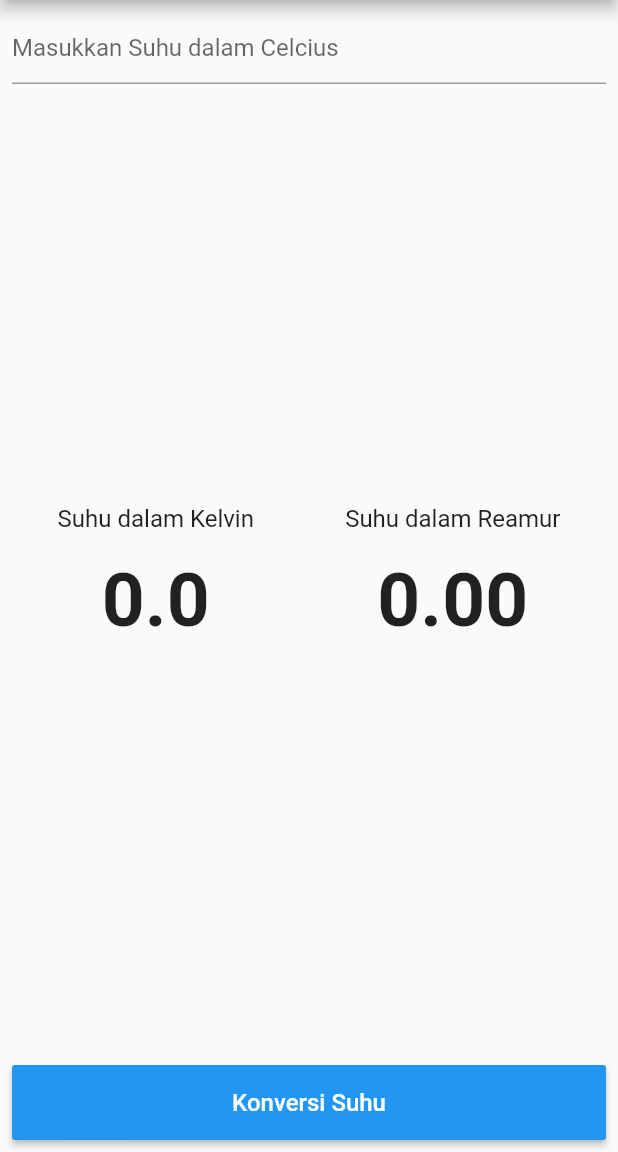
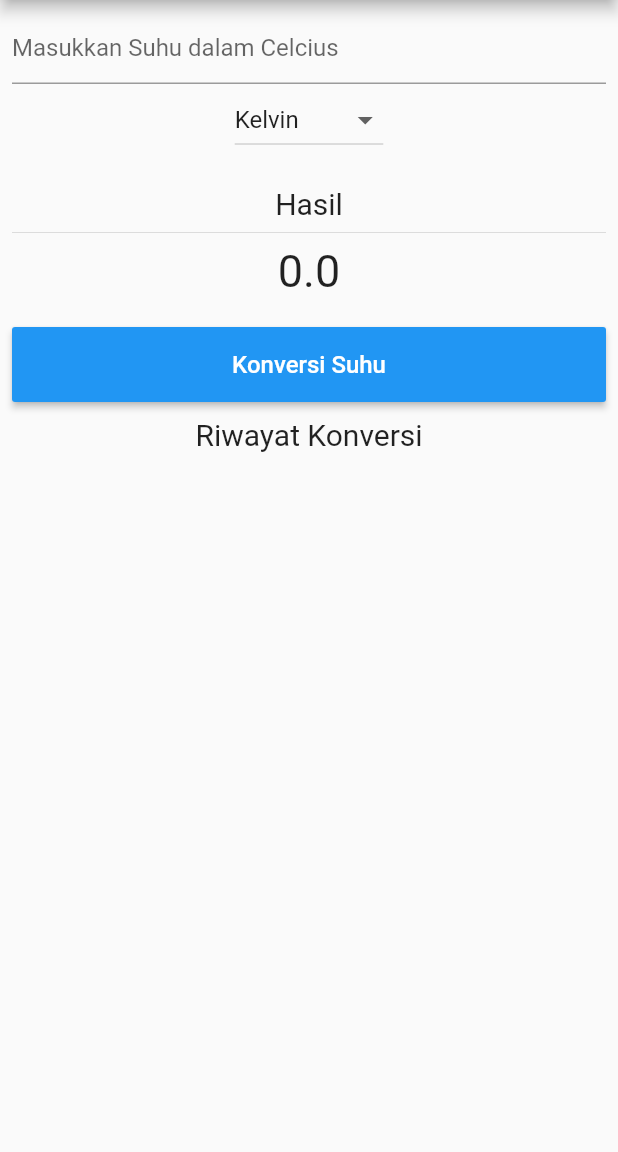
Before and after one commit to salsasabielar/konverter_suhu, a Flutter app: the screen it shows after launch, on a phone screen of 412 x 824 dp, the part 84-1236 px from its top. Run offline on Flutter 3.47's test engine with Material 2 defaults, Android fonts, the phone set to English and light mode, and no system bars.

Commit message:
praktikum jobsheet 4

```diff
--- a/lib/Convert.dart
+++ b/lib/Convert.dart
@@ -3,7 +3,9 @@ import 'package:flutter/services.dart';
 
 class Convert extends StatelessWidget {
   final Function konvertHandler;
+
   Convert({Key key, @required this.konvertHandler});
+
   @override
   Widget build(BuildContext context) {
     return Container(
--- a/lib/Result.dart
+++ b/lib/Result.dart
@@ -4,48 +4,27 @@ import 'package:flutter/services.dart';
 class Result extends StatelessWidget {
   const Result({
     Key key,
-    @required double kelvin,
-    @required double reamur,
-  })  : _kelvin = kelvin,
-        _reamur = reamur,
-        super(key: key);
-
-  final double _kelvin;
-  final double _reamur;
-
+    @required this.result,
+  }) : super(key: key);
+  final double result;
   @override
   Widget build(BuildContext context) {
-    return Row(
-      mainAxisAlignment: MainAxisAlignment.spaceAround,
-      crossAxisAlignment: CrossAxisAlignment.center,
-      children: <Widget>[
-        Column(
-          children: <Widget>[
+    return Container(
+      margin: EdgeInsets.only(top: 20, bottom: 20),
+      child: Column(
+        mainAxisAlignment: MainAxisAlignment.center,
+        children: [
           Text(
-              "Suhu dalam Kelvin",
-              style: TextStyle(fontSize: 16),
+            "Hasil",
+            style: TextStyle(fontSize: 20),
           ),
           Divider(),
           Text(
-              '$_kelvin',
-              style: TextStyle(fontSize: 50, fontWeight: FontWeight.bold),
-            ),
+            result.toStringAsFixed(1),
+            style: TextStyle(fontSize: 30),
+          )
         ],
       ),
-        Column(
-          children: <Widget>[
-            Text(
-              "Suhu dalam Reamur",
-              style: TextStyle(fontSize: 16),
-            ),
-            Divider(), //jarak antar text
-            Text(
-              _reamur.toStringAsFixed(2),
-              style: TextStyle(fontSize: 50, fontWeight: FontWeight.bold),
-            ),
-          ],
-        ),
-      ],
     );
   }
 }
--- /dev/null
+++ b/lib/Riwayat.dart
@@ -0,0 +1,24 @@
+import 'package:flutter/material.dart';
+import 'package:flutter/services.dart';
+
+class Riwayat extends StatelessWidget {
+  const Riwayat({
+    Key key,
+    @required this.listViewItem,
+  }) : super(key: key);
+
+  final List<String> listViewItem;
+
+  @override
+  Widget build(BuildContext context) {
+    return ListView(
+        children: listViewItem.map((String value) {
+      return Container(
+          margin: EdgeInsets.all(10),
+          child: Text(
+            value,
+            style: TextStyle(fontSize: 15),
+          ));
+    }).toList());
+  }
+}
--- a/lib/main.dart
+++ b/lib/main.dart
@@ -3,6 +3,7 @@ import 'package:flutter/services.dart';
 import 'Input.dart';
 import 'Result.dart';
 import 'Convert.dart';
+import 'Riwayat.dart';
 
 void main() {
   runApp(MyApp());
@@ -16,19 +17,26 @@ class MyApp extends StatefulWidget {
 
 class _MyAppState extends State<MyApp> {
   double _inputUser = 0;
+  double _kelvin = 0;
+  double _reamur = 0;
+  double _fahrenheit = 0;
+  final inputController = TextEditingController();
+  String _newValue = "Kelvin";
+  double _result = 0;
+  List<String> listViewItem = List<String>();
+  var listItem = ["Kelvin", "Reamur", "Fahrenheit"];
 
-  double _kelvin = 0;
-
-  double _reamur = 0;
-
-  TextEditingController inputUserController = TextEditingController();
-
-  void _konverterSuhu() {
+  void perhitunganSuhu() {
     setState(() {
-      _inputUser = double.parse(inputUserController.text);
-      _reamur = (4 / 5) * _inputUser;
-      _kelvin = 273 + _inputUser;
+      _inputUser = double.parse(inputController.text);
+      if (_newValue == "Kelvin")
+        _result = _inputUser + 273;
+      else if (_newValue == "Reamur")
+        _result = (4 / 5) * _inputUser;
+      else
+        _result = ((9 / 5) * _inputUser) + 32;
     });
+    listViewItem.add("$_newValue : $_result");
   }
 
   @override
@@ -48,9 +56,34 @@ class _MyAppState extends State<MyApp> {
           child: Column(
             mainAxisAlignment: MainAxisAlignment.spaceBetween,
             children: [
-              Input(inputUserController: inputUserController),
-              Result(kelvin: _kelvin, reamur: _reamur),
-              Convert(konvertHandler: _konverterSuhu),
+              Input(inputUserController: inputController),
+              DropdownButton<String>(
+                items: listItem.map((String value) {
+                  return DropdownMenuItem<String>(
+                    value: value,
+                    child: Text(value),
+                  );
+                }).toList(),
+                value: _newValue,
+                onChanged: (String changeValue) {
+                  setState(() {
+                    _newValue = changeValue;
+                    perhitunganSuhu();
+                  });
+                },
+              ),
+              Result(result: _result),
+              Convert(konvertHandler: perhitunganSuhu),
+              Container(
+                margin: EdgeInsets.only(top: 10, bottom: 10),
+                child: Text(
+                  "Riwayat Konversi",
+                  style: TextStyle(fontSize: 20),
+                ),
+              ),
+              Expanded(
+                child: Riwayat(listViewItem: listViewItem),
+              ),
             ],
           ),
         ),
```
Also changed, not shown: image/gambar3.jpeg (added), 1 other file. Lines whose indentation alone changed are shown as unchanged.
